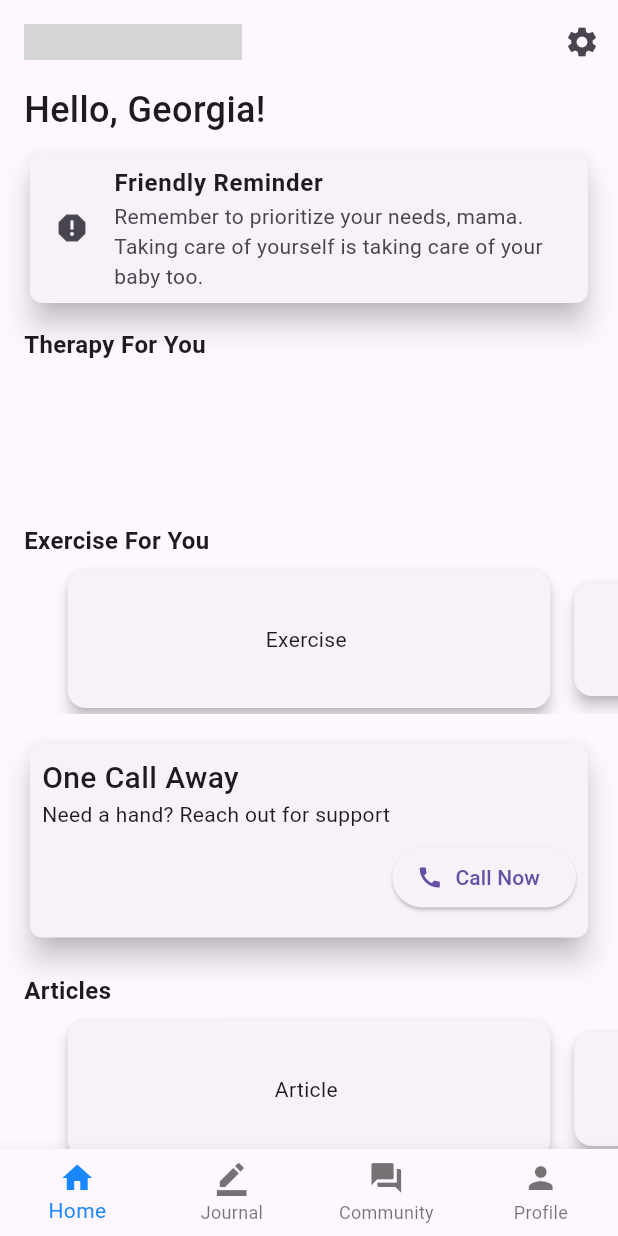
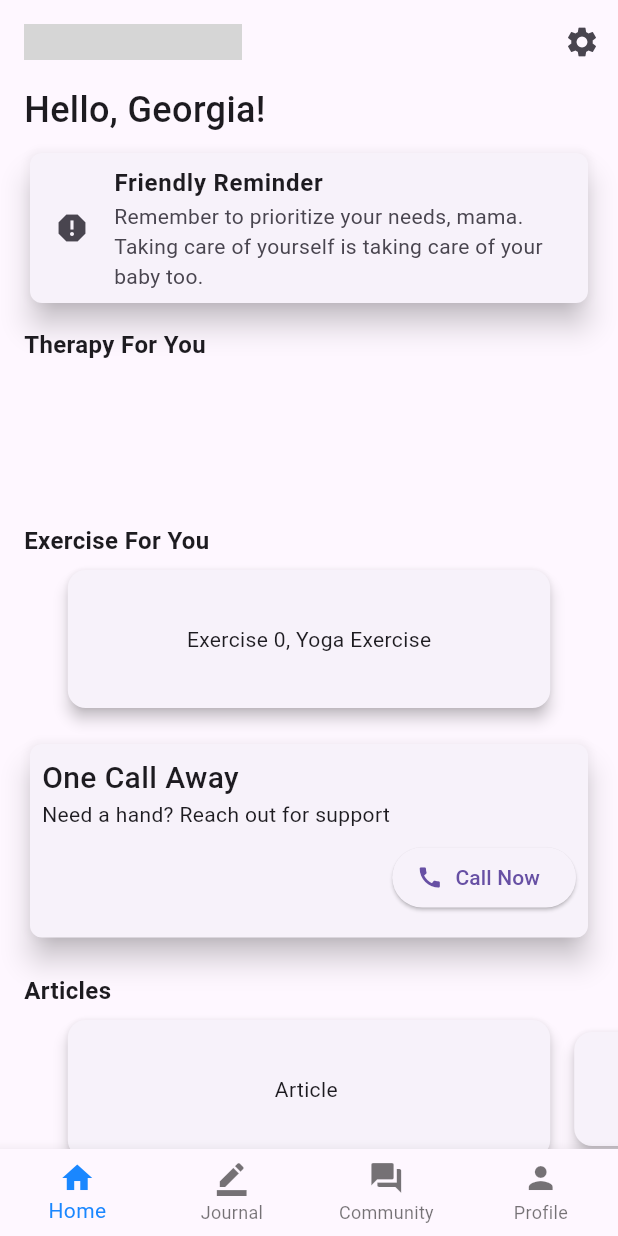
Before and after one commit to roastland/MomEase, a Flutter app: the screen it shows after launch, on a phone screen of 412 x 824 dp. Run offline on Flutter 3.47's test engine with Material 3 defaults, Android fonts, the phone set to English and light mode, and no system bars; our stand-ins replace bloc, dartz, equatable, flutter_bloc, fluttertoast, get_it and 2 more; accounts and stored records are empty; generated files the repository leaves out were written again; grey boxes are pictures that could not be loaded.

Commit message:
feat: integrate exerciseBLoC to the widgets

```diff
--- a/momease/lib/src/features/exercise/presentation/widgets/exercise_card.dart
+++ b/momease/lib/src/features/exercise/presentation/widgets/exercise_card.dart
@@ -1,7 +1,12 @@
 import 'package:flutter/material.dart';
 
+import 'package:momease/src/features/exercise/domain/entities/exercise_entity.dart';
+
 class ExerciseCard extends StatefulWidget {
-  const ExerciseCard({super.key, required this.exerciseIdx});
+  const ExerciseCard(
+      {super.key, required this.exerciseList, required this.exerciseIdx});
+
+  final List<ExerciseEntity> exerciseList;
   final int exerciseIdx;
 
   @override
@@ -9,11 +14,23 @@ class ExerciseCard extends StatefulWidget {
 }
 
 class _ExerciseCardState extends State<ExerciseCard> {
+  late List<ExerciseEntity> exerciseList;
+  late int exerciseIdx;
+
+  @override
+  void initState() {
+    super.initState();
+    exerciseList = widget.exerciseList;
+    exerciseIdx = widget.exerciseIdx;
+  }
+
   @override
   Widget build(BuildContext context) {
-    return const Card(
+    return Card(
       elevation: 4,
-      child: Center(child: Text('Exercise ')),
+      child: Center(
+          child: Text(
+              'Exercise $exerciseIdx, ${exerciseList[exerciseIdx].title}')),
     );
   }
 }
--- a/momease/lib/src/features/exercise/presentation/widgets/list_of_exercise_card.dart
+++ b/momease/lib/src/features/exercise/presentation/widgets/list_of_exercise_card.dart
@@ -1,5 +1,7 @@
 import 'package:flutter/material.dart';
 
+import 'package:flutter_bloc/flutter_bloc.dart';
+import 'package:momease/src/features/exercise/presentation/bloc/exercise_bloc.dart';
 import 'package:momease/src/features/exercise/presentation/widgets/exercise_card.dart';
 
 class ListOfExerciseCard extends StatefulWidget {
@@ -10,25 +12,48 @@ class ListOfExerciseCard extends StatefulWidget {
 }
 
 class _ListOfExerciseCardState extends State<ListOfExerciseCard> {
-  int _index = 0;
+  int cardIdx = 0;
+
+  @override
+  void initState() {
+    super.initState();
+  }
 
   @override
   Widget build(BuildContext context) {
+    return BlocBuilder(
+      bloc: BlocProvider.of<ExerciseBloc>(context),
+      builder: (context, state) {
+        if (state is ExerciseInitial) {
+          BlocProvider.of<ExerciseBloc>(context).add(FetchExerciseList());
+          return Container();
+        } else if (state is ExerciseLoading) {
+          return const Center(child: CircularProgressIndicator());
+        } else if (state is ExerciseLoaded) {
           return SizedBox(
             height: 100.0,
             child: PageView.builder(
-        itemCount: 3,
+              itemCount: state.exerciseList.length,
               controller: PageController(viewportFraction: 0.8),
-        onPageChanged: (index) => setState(() => _index = index),
+              onPageChanged: (index) => setState(() => cardIdx = index),
               itemBuilder: (context, index) {
                 return AnimatedPadding(
                   duration: const Duration(milliseconds: 400),
                   curve: Curves.fastOutSlowIn,
-            padding: EdgeInsets.all(_index == index ? 0.0 : 8.0),
-            child: ExerciseCard(exerciseIdx: _index),
+                  padding: EdgeInsets.all(cardIdx == index ? 0.0 : 8.0),
+                  child: ExerciseCard(
+                      exerciseList: state.exerciseList, exerciseIdx: index),
                 );
               },
             ),
           );
+        } else if (state is FailureState) {
+          return Center(
+            child: Text(state.message),
+          );
+        }
+        return Container();
+      },
+    );
   }
 }
--- a/momease/lib/src/screens/landing.dart
+++ b/momease/lib/src/screens/landing.dart
@@ -6,6 +6,7 @@ import 'package:momease/injection_container.dart';
 import 'package:momease/src/core/navigation_bar/cubit/custom_navigation_bar_cubit.dart';
 import 'package:momease/src/core/navigation_bar/custom_navigation_bar.dart';
 import 'package:momease/src/core/settings/settings_view.dart';
+import 'package:momease/src/features/exercise/presentation/bloc/exercise_bloc.dart';
 import 'package:momease/src/features/therapy/presentation/bloc/therapy_bloc.dart';
 import 'package:momease/src/screens/pages/community_page.dart';
 import 'package:momease/src/screens/pages/home_page.dart';
@@ -31,6 +32,9 @@ class Landing extends StatelessWidget {
         ),
         BlocProvider<TherapyBloc>(
           create: (context) => sl<TherapyBloc>(),
+        ),
+        BlocProvider<ExerciseBloc>(
+          create: (context) => sl<ExerciseBloc>(),
         ),
       ],
       child: BlocConsumer<CustomNavigationBarCubit, CustomNavigationBarState>(
```
Lines whose indentation alone changed are shown as unchanged.
